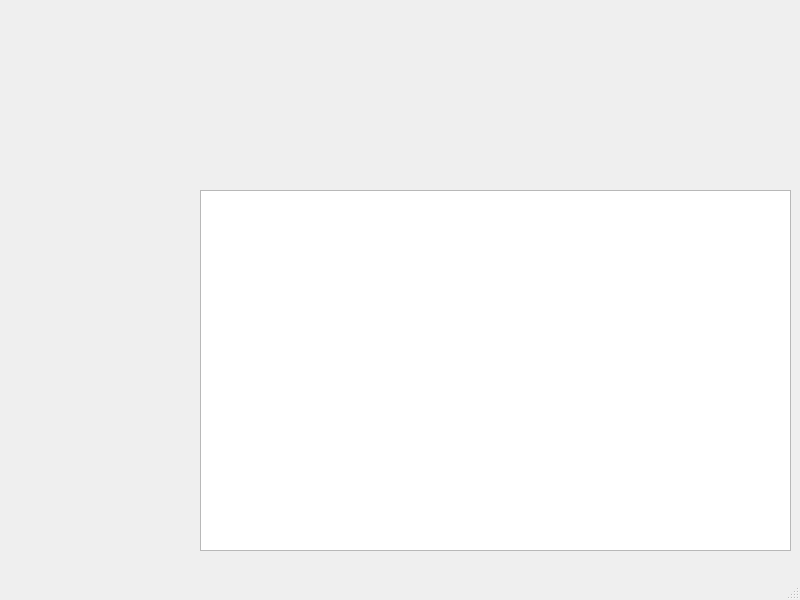
Before: the Qt Designer form mainwindow.ui in MaSidrenko/ProjectManadger, drawn with Qt 5.
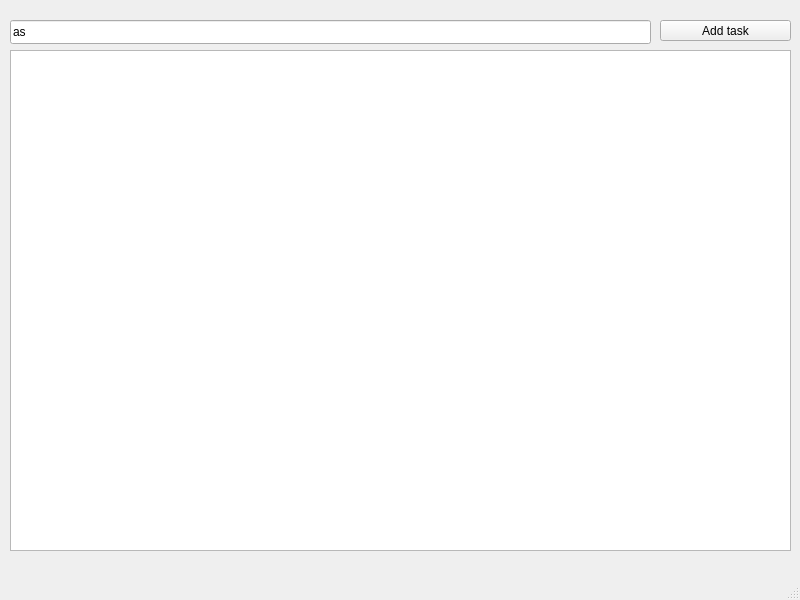
After: the same form once the commit is applied.

What changed in the file:
```diff
--- a/mainwindow.ui
+++ b/mainwindow.ui
@@ -17,13 +17,39 @@
    <widget class="QTableWidget" name="testDB">
     <property name="geometry">
      <rect>
-      <x>200</x>
-      <y>190</y>
-      <width>591</width>
-      <height>361</height>
+      <x>10</x>
+      <y>50</y>
+      <width>781</width>
+      <height>501</height>
      </rect>
     </property>
    </widget>
+   <widget class="QLineEdit" name="lineEdit">
+    <property name="geometry">
+     <rect>
+      <x>10</x>
+      <y>20</y>
+      <width>641</width>
+      <height>24</height>
+     </rect>
+    </property>
+    <property name="text">
+     <string>as</string>
+    </property>
+   </widget>
+   <widget class="QPushButton" name="openAddTaskWindowButton">
+    <property name="geometry">
+     <rect>
+      <x>660</x>
+      <y>20</y>
+      <width>131</width>
+      <height>21</height>
+     </rect>
+    </property>
+    <property name="text">
+     <string>Add task</string>
+    </property>
+   </widget>
   </widget>
   <widget class="QMenuBar" name="menubar">
    <property name="geometry">
```
